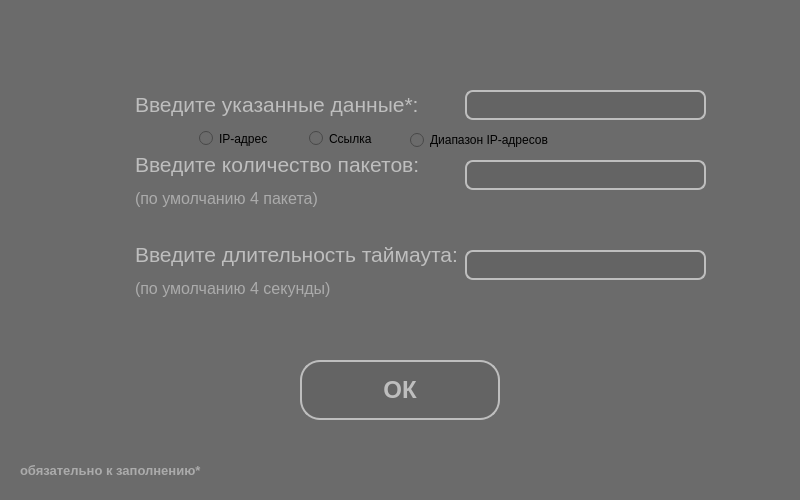
Qt form windows/inputForPing.ui (canadianFisherman/systemAdminHelper) before a commit.
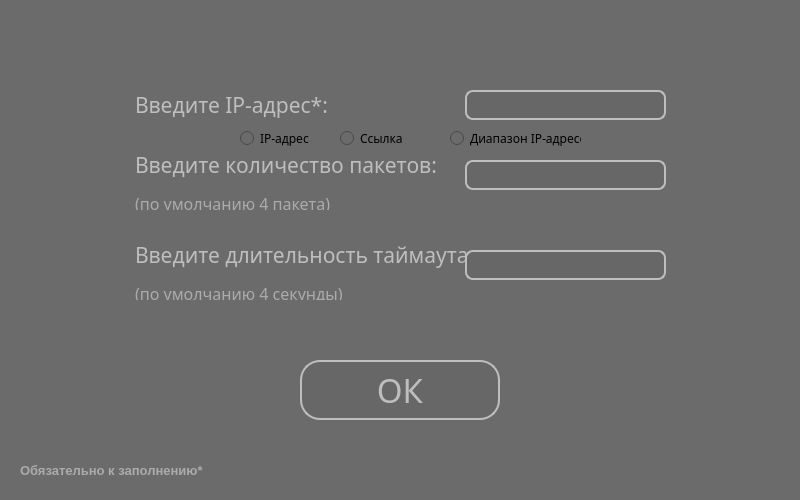
The same form after that commit.

The edit to the form file:
```diff
--- a/windows/inputForPing.ui
+++ b/windows/inputForPing.ui
@@ -22,6 +22,11 @@
     <height>500</height>
    </size>
   </property>
+  <property name="font">
+   <font>
+    <family>Yu Gothic UI Light</family>
+   </font>
+  </property>
   <property name="windowTitle">
    <string>Ввод информации</string>
   </property>
@@ -39,15 +44,16 @@
    </property>
    <property name="font">
     <font>
-     <pointsize>18</pointsize>
-     <weight>75</weight>
-     <bold>true</bold>
+     <family>Calibri Light</family>
+     <pointsize>25</pointsize>
+     <weight>50</weight>
+     <bold>false</bold>
     </font>
    </property>
    <property name="styleSheet">
     <string notr="true">border-radius: 20;
 color: rgb(190, 190, 190);
-background-color: rgb(100, 100, 100);
+background-color: rgb(103, 103, 103);
 border: 2px solid;
 border-color: rgb(190, 190, 190);</string>
    </property>
@@ -66,6 +72,7 @@
    </property>
    <property name="font">
     <font>
+     <family>Yu Gothic UI Light</family>
      <pointsize>10</pointsize>
     </font>
    </property>
@@ -74,7 +81,7 @@
 </string>
    </property>
    <property name="text">
-    <string>&lt;html&gt;&lt;head/&gt;&lt;body&gt;&lt;p&gt;&lt;span style=&quot; font-size:16pt;&quot;&gt;Введите указанные данные*:&lt;/span&gt;&lt;/p&gt;&lt;/body&gt;&lt;/html&gt;</string>
+    <string>&lt;html&gt;&lt;head/&gt;&lt;body&gt;&lt;p&gt;&lt;span style=&quot; font-size:16pt;&quot;&gt;Введите IP-адрес*:&lt;/span&gt;&lt;/p&gt;&lt;/body&gt;&lt;/html&gt;</string>
    </property>
   </widget>
   <widget class="QLabel" name="label_2">
@@ -86,6 +93,11 @@
      <height>60</height>
     </rect>
    </property>
+   <property name="font">
+    <font>
+     <family>Yu Gothic UI Light</family>
+    </font>
+   </property>
    <property name="styleSheet">
     <string notr="true"/>
    </property>
@@ -104,6 +116,7 @@
    </property>
    <property name="font">
     <font>
+     <family>Yu Gothic UI Light</family>
      <pointsize>10</pointsize>
     </font>
    </property>
@@ -132,7 +145,7 @@
     <string notr="true">color: rgb(171, 171, 171);</string>
    </property>
    <property name="text">
-    <string>&lt;html&gt;&lt;head/&gt;&lt;body&gt;&lt;p&gt;&lt;span style=&quot; font-weight:600;&quot;&gt;обязательно к заполнению*&lt;/span&gt;&lt;/p&gt;&lt;/body&gt;&lt;/html&gt;</string>
+    <string>&lt;html&gt;&lt;head/&gt;&lt;body&gt;&lt;p&gt;&lt;span style=&quot; font-weight:600;&quot;&gt;Обязательно к заполнению*&lt;/span&gt;&lt;/p&gt;&lt;/body&gt;&lt;/html&gt;</string>
    </property>
   </widget>
   <widget class="QLineEdit" name="le_ip">
@@ -140,14 +153,14 @@
     <rect>
      <x>465</x>
      <y>90</y>
-     <width>241</width>
+     <width>201</width>
      <height>30</height>
     </rect>
    </property>
    <property name="styleSheet">
     <string notr="true">border-radius: 8;
 color: rgb(190, 190, 190);
-background-color: rgb(100, 100, 100);
+background-color: rgb(103, 103, 103);
 border: 2px solid;
 border-color: rgb(190, 190, 190);</string>
    </property>
@@ -157,14 +170,14 @@
     <rect>
      <x>465</x>
      <y>160</y>
-     <width>241</width>
+     <width>201</width>
      <height>30</height>
     </rect>
    </property>
    <property name="styleSheet">
     <string notr="true">border-radius: 8;
 color: rgb(190, 190, 190);
-background-color: rgb(100, 100, 100);
+background-color: rgb(103, 103, 103);
 border: 2px solid;
 border-color: rgb(190, 190, 190);</string>
    </property>
@@ -174,14 +187,14 @@
     <rect>
      <x>465</x>
      <y>250</y>
-     <width>241</width>
+     <width>201</width>
      <height>30</height>
     </rect>
    </property>
    <property name="styleSheet">
     <string notr="true">border-radius: 8;
 color: rgb(190, 190, 190);
-background-color: rgb(100, 100, 100);
+background-color: rgb(103, 103, 103);
 border: 2px solid;
 border-color: rgb(190, 190, 190);</string>
    </property>
@@ -192,7 +205,7 @@
   <widget class="QRadioButton" name="rb_ip">
    <property name="geometry">
     <rect>
-     <x>199</x>
+     <x>240</x>
      <y>130</y>
      <width>82</width>
      <height>17</height>
@@ -205,7 +218,7 @@
   <widget class="QRadioButton" name="rb_link">
    <property name="geometry">
     <rect>
-     <x>309</x>
+     <x>340</x>
      <y>130</y>
      <width>82</width>
      <height>17</height>
@@ -218,10 +231,10 @@
   <widget class="QRadioButton" name="rb_range">
    <property name="geometry">
     <rect>
-     <x>410</x>
+     <x>450</x>
      <y>130</y>
-     <width>141</width>
-     <height>20</height>
+     <width>131</width>
+     <height>17</height>
     </rect>
    </property>
    <property name="text">
```
